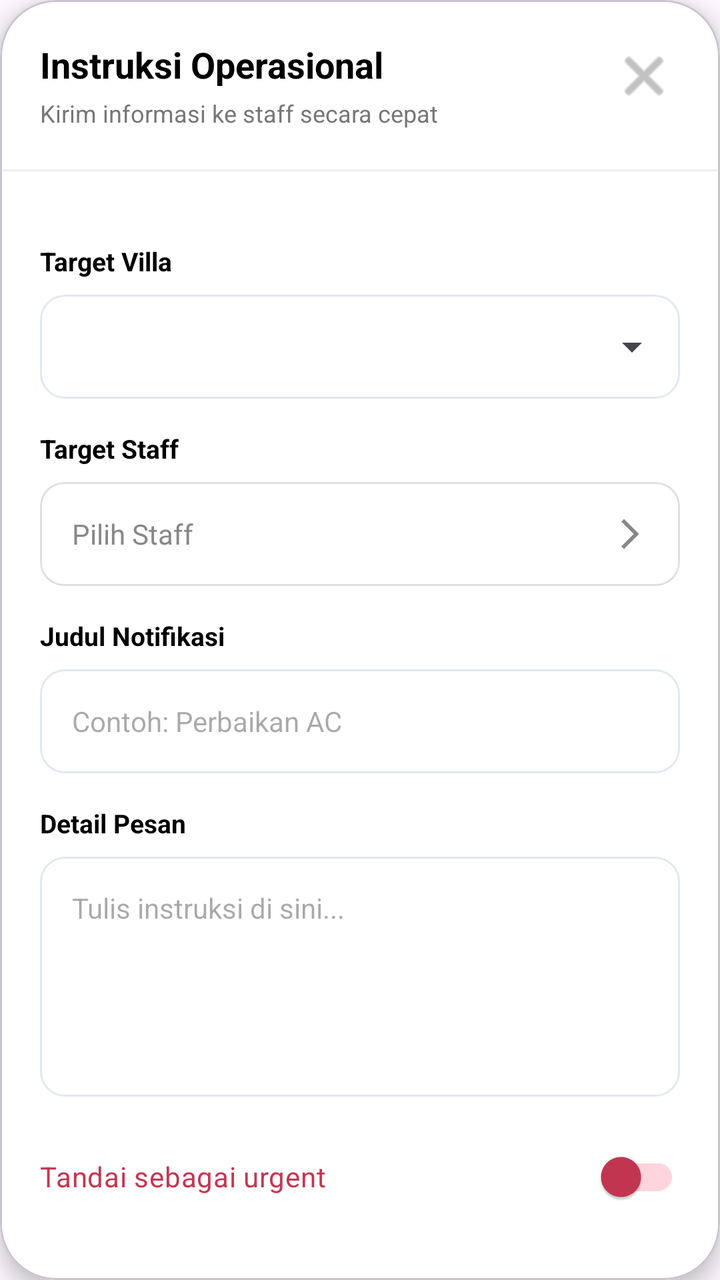
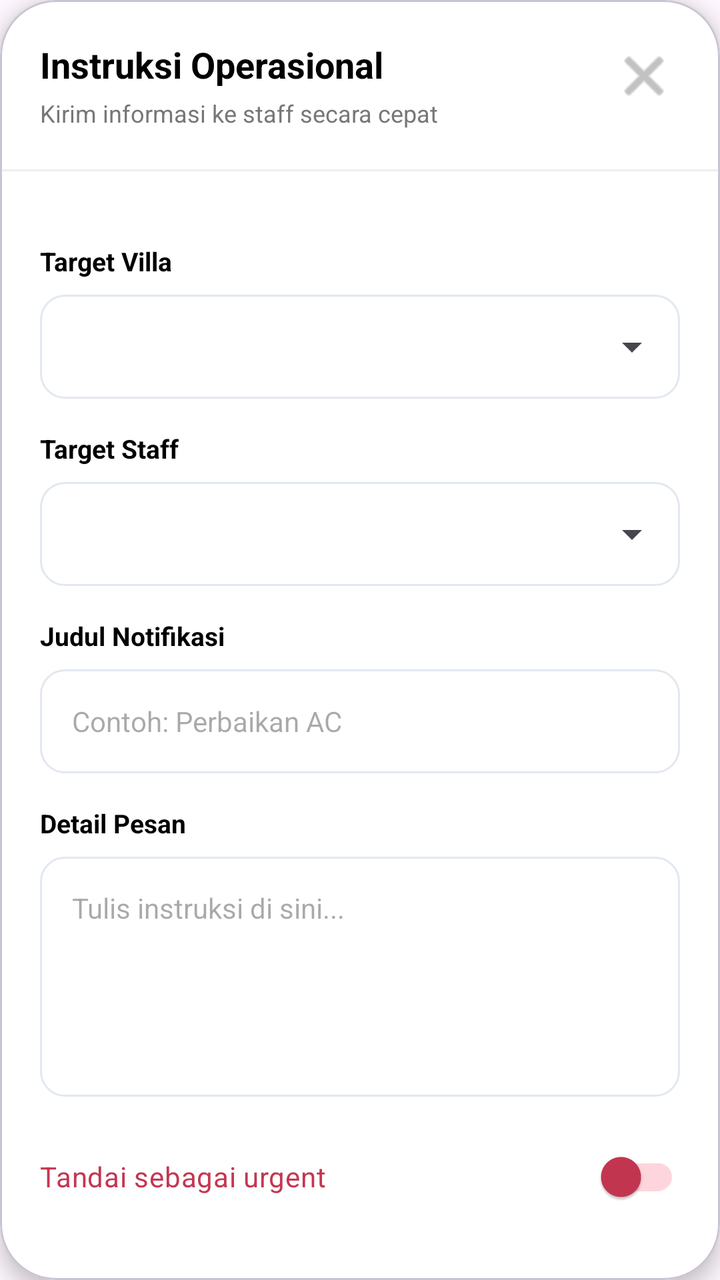

Before-and-after screenshots of an Android layout around one commit, followed by the original layout XML and the change that was made.
<!-- AndroidManifest.xml: application theme Theme.VsmentProject -->
<!-- res/layout/layout_kirim_notifikasi.xml -->
<?xml version="1.0" encoding="utf-8"?>
<com.google.android.material.card.MaterialCardView
    xmlns:android="http://schemas.android.com/apk/res/android"
    xmlns:app="http://schemas.android.com/apk/res-auto"
    android:layout_width="match_parent"
    android:layout_height="wrap_content"
    android:layout_margin="16dp"
    app:cardCornerRadius="28dp"
    app:cardElevation="6dp"
    app:cardBackgroundColor="@color/myWhite">

    <LinearLayout
        android:layout_width="match_parent"
        android:layout_height="wrap_content"
        android:orientation="vertical">

        
        <RelativeLayout
            android:layout_width="match_parent"
            android:layout_height="wrap_content"
            android:padding="20dp">

            <TextView
                android:id="@+id/tvTitleNotif"
                android:layout_width="wrap_content"
                android:layout_height="wrap_content"
                android:text="Instruksi Operasional"
                android:textColor="@color/myBlack"
                android:textSize="18sp"
                android:textStyle="bold" />

            <TextView
                android:layout_below="@id/tvTitleNotif"
                android:layout_width="wrap_content"
                android:layout_height="wrap_content"
                android:text="Kirim informasi ke staff secara cepat"
                android:textSize="12sp"
                android:textColor="#777"
                android:layout_marginTop="4dp"/>

            <ImageButton
                android:id="@+id/btn_close_notif"
                android:layout_width="36dp"
                android:layout_height="36dp"
                android:layout_alignParentEnd="true"
                android:background="?attr/selectableItemBackgroundBorderless"
                android:src="@android:drawable/ic_menu_close_clear_cancel"
                app:tint="#999" />
        </RelativeLayout>

        
        <View
            android:layout_width="match_parent"
            android:layout_height="1dp"
            android:background="#EEEEEE"/>

        
        <LinearLayout
            android:layout_width="match_parent"
            android:layout_height="wrap_content"
            android:orientation="vertical"
            android:padding="20dp">

            
            <TextView
                android:layout_width="wrap_content"
                android:layout_height="wrap_content"
                android:text="Target Villa"
                android:textStyle="bold"
                android:textSize="13sp"
                android:textColor="@color/myBlack"
                android:layout_marginTop="16dp"/>

            <FrameLayout
                android:layout_width="match_parent"
                android:layout_height="52dp"
                android:layout_marginTop="8dp"
                android:background="@drawable/bg_input_field">

                <Spinner
                    android:id="@+id/spinner_villa_notif"
                    android:layout_width="match_parent"
                    android:layout_height="match_parent"/>
            </FrameLayout>

            
            <TextView
                android:layout_width="wrap_content"
                android:layout_height="wrap_content"
                android:text="Target Staff"
                android:textStyle="bold"
                android:textSize="13sp"
                android:textColor="@color/myBlack"
                android:layout_marginTop="16dp"/>

            <com.google.android.material.card.MaterialCardView
                android:id="@+id/btn_pilih_staff"
                android:layout_width="match_parent"
                android:layout_height="52dp"
                android:layout_marginTop="8dp"
                app:cardCornerRadius="12dp"
                app:cardElevation="0dp"
                app:strokeWidth="1dp"
                app:strokeColor="#E0E0E0"
                app:cardBackgroundColor="@color/myWhite">

                <LinearLayout
                    android:layout_width="match_parent"
                    android:layout_height="match_parent"
                    android:gravity="center_vertical"
                    android:orientation="horizontal"
                    android:paddingStart="16dp"
                    android:paddingEnd="16dp">

                    <TextView
                        android:id="@+id/tv_staff_terpilih"
                        android:layout_width="0dp"
                        android:layout_height="wrap_content"
                        android:layout_weight="1"
                        android:text="Pilih Staff"
                        android:textColor="#888"
                        android:textSize="14sp"/>

                    <ImageView
                        android:layout_width="18dp"
                        android:layout_height="18dp"
                        android:src="@drawable/ic_chevron_right"
                        app:tint="#888"/>
                </LinearLayout>

            </com.google.android.material.card.MaterialCardView>

            
            <TextView
                android:layout_width="wrap_content"
                android:layout_height="wrap_content"
                android:text="Judul Notifikasi"
                android:textStyle="bold"
                android:textSize="13sp"
                android:textColor="@color/myBlack"
                android:layout_marginTop="16dp"/>

            <EditText
                android:id="@+id/et_judul_notif"
                android:layout_width="match_parent"
                android:layout_height="52dp"
                android:layout_marginTop="8dp"
                android:background="@drawable/bg_input_field"
                android:paddingStart="16dp"
                android:paddingEnd="16dp"
                android:hint="Contoh: Perbaikan AC"
                android:textSize="14sp"/>

            
            <TextView
                android:layout_width="wrap_content"
                android:layout_height="wrap_content"
                android:text="Detail Pesan"
                android:textStyle="bold"
                android:textSize="13sp"
                android:textColor="@color/myBlack"
                android:layout_marginTop="16dp"/>

            <EditText
                android:id="@+id/et_pesan_notif"
                android:layout_width="match_parent"
                android:layout_height="120dp"
                android:layout_marginTop="8dp"
                android:background="@drawable/bg_input_field"
                android:padding="16dp"
                android:gravity="top"
                android:hint="Tulis instruksi di sini..."
                android:textSize="14sp"/>

            
            <androidx.appcompat.widget.SwitchCompat
                android:id="@+id/switch_urgent"
                android:layout_width="match_parent"
                android:layout_height="wrap_content"
                android:text="Tandai sebagai urgent"
                android:textColor="@color/myRedDark"
                android:layout_marginTop="16dp"
                app:thumbTint="@color/myRedDark"
                app:trackTint="@color/myRedLight"/>

            
            <Button
                android:id="@+id/btn_kirim_notif_firebase"
                android:layout_width="match_parent"
                android:layout_height="56dp"
                android:layout_marginTop="24dp"
                android:text="Kirim Instruksi"
                android:textAllCaps="false"
                android:textSize="15sp"
                android:textColor="@color/myWhite"
                android:backgroundTint="@color/myRedDark"
                app:cornerRadius="20dp"/>

        </LinearLayout>
    </LinearLayout>

</com.google.android.material.card.MaterialCardView>
<!-- resources referenced by this layout -->
<resources>
  <color name="myBlack">#FF000000</color>
  <color name="myRedDark">#C53651</color>
  <color name="myRedLight">#FFD5DD</color>
  <color name="myWhite">#FFFFFFFF</color>
  <!-- drawable bg_input_field (drawable) -->
  <?xml version="1.0" encoding="utf-8"?>
  <shape xmlns:android="http://schemas.android.com/apk/res/android"
      android:shape="rectangle">
  
      <solid android:color="@color/myWhite" />
  
      <stroke
          android:width="1dp"
          android:color="#E2E8F0" />
  
      <corners android:radius="12dp" />
  
  </shape>
  <!-- drawable ic_chevron_right (drawable) -->
  <vector xmlns:android="http://schemas.android.com/apk/res/android" android:autoMirrored="true" android:height="24dp" android:tint="#1C1919" android:viewportHeight="960" android:viewportWidth="960" android:width="24dp">
        
      <path android:fillColor="@android:color/white" android:pathData="M321,880L250,809L579,480L250,151L321,80L721,480L321,880Z"/>
      
  </vector>
  <style name="Theme.VsmentProject" parent="Theme.Material3.DayNight.NoActionBar">
          <item name="colorPrimary">#C2185B</item>
          <item name="colorOnPrimary">#FFFFFF</item>
          <item name="android:statusBarColor">#C2185B</item>
          <item name="colorContainer">@android:color/transparent</item>
          <item name="colorControlHighlight">#20C63D54</item>
          <item name="materialAlertDialogTheme">@style/CustomMaterialDialog</item>
      </style>
  <style name="CustomMaterialDialog" parent="ThemeOverlay.Material3.MaterialAlertDialog">
          <item name="colorPrimary">#C2185B</item>
          <item name="colorOnSurface">#333333</item>
          <item name="materialAlertDialogTitleTextStyle">@style/TitleTextStyle</item>
          <item name="shapeAppearanceOverlay">@style/ShapeAppearance.App.MediumComponent</item>
      </style>
  <style name="TitleTextStyle" parent="MaterialAlertDialog.Material3.Title.Text">
          <item name="android:textStyle">bold</item>
          <item name="android:textSize">20sp</item>
          <item name="android:textColor">#333333</item>
      </style>
  <style name="ShapeAppearance.App.MediumComponent" parent="ShapeAppearance.Material3.MediumComponent">
          <item name="cornerFamily">rounded</item>
          <item name="cornerSize">24dp</item>
      </style>
</resources>

<!-- the commit's change to res/layout/layout_kirim_notifikasi.xml (unified diff, before → after) -->
@@ -93,42 +93,17 @@
                 android:textColor="@color/myBlack"
                 android:layout_marginTop="16dp"/>
 
-            <com.google.android.material.card.MaterialCardView
-                android:id="@+id/btn_pilih_staff"
+            <FrameLayout
                 android:layout_width="match_parent"
                 android:layout_height="52dp"
                 android:layout_marginTop="8dp"
-                app:cardCornerRadius="12dp"
-                app:cardElevation="0dp"
-                app:strokeWidth="1dp"
-                app:strokeColor="#E0E0E0"
-                app:cardBackgroundColor="@color/myWhite">
+                android:background="@drawable/bg_input_field">
 
-                <LinearLayout
+                <Spinner
+                    android:id="@+id/spinner_staff_notif"
                     android:layout_width="match_parent"
-                    android:layout_height="match_parent"
-                    android:gravity="center_vertical"
-                    android:orientation="horizontal"
-                    android:paddingStart="16dp"
-                    android:paddingEnd="16dp">
-
-                    <TextView
-                        android:id="@+id/tv_staff_terpilih"
-                        android:layout_width="0dp"
-                        android:layout_height="wrap_content"
-                        android:layout_weight="1"
-                        android:text="Pilih Staff"
-                        android:textColor="#888"
-                        android:textSize="14sp"/>
-
-                    <ImageView
-                        android:layout_width="18dp"
-                        android:layout_height="18dp"
-                        android:src="@drawable/ic_chevron_right"
-                        app:tint="#888"/>
-                </LinearLayout>
-
-            </com.google.android.material.card.MaterialCardView>
+                    android:layout_height="match_parent"/>
+            </FrameLayout>
 
             
             <TextView
<!-- resource entries referenced after the edit -->
@@ -18,12 +18,6 @@
       <corners android:radius="12dp" />
   
   </shape>
-  <!-- drawable ic_chevron_right (drawable) -->
-  <vector xmlns:android="http://schemas.android.com/apk/res/android" android:autoMirrored="true" android:height="24dp" android:tint="#1C1919" android:viewportHeight="960" android:viewportWidth="960" android:width="24dp">
-        
-      <path android:fillColor="@android:color/white" android:pathData="M321,880L250,809L579,480L250,151L321,80L721,480L321,880Z"/>
-      
-  </vector>
   <style name="Theme.VsmentProject" parent="Theme.Material3.DayNight.NoActionBar">
           <item name="colorPrimary">#C2185B</item>
           <item name="colorOnPrimary">#FFFFFF</item>
